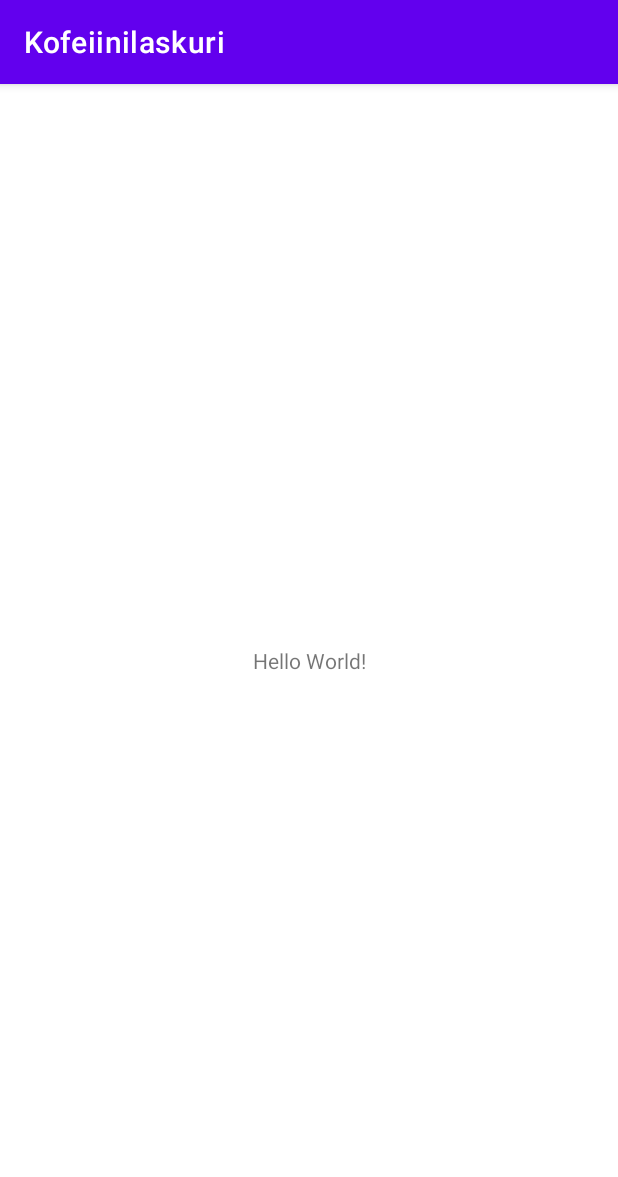
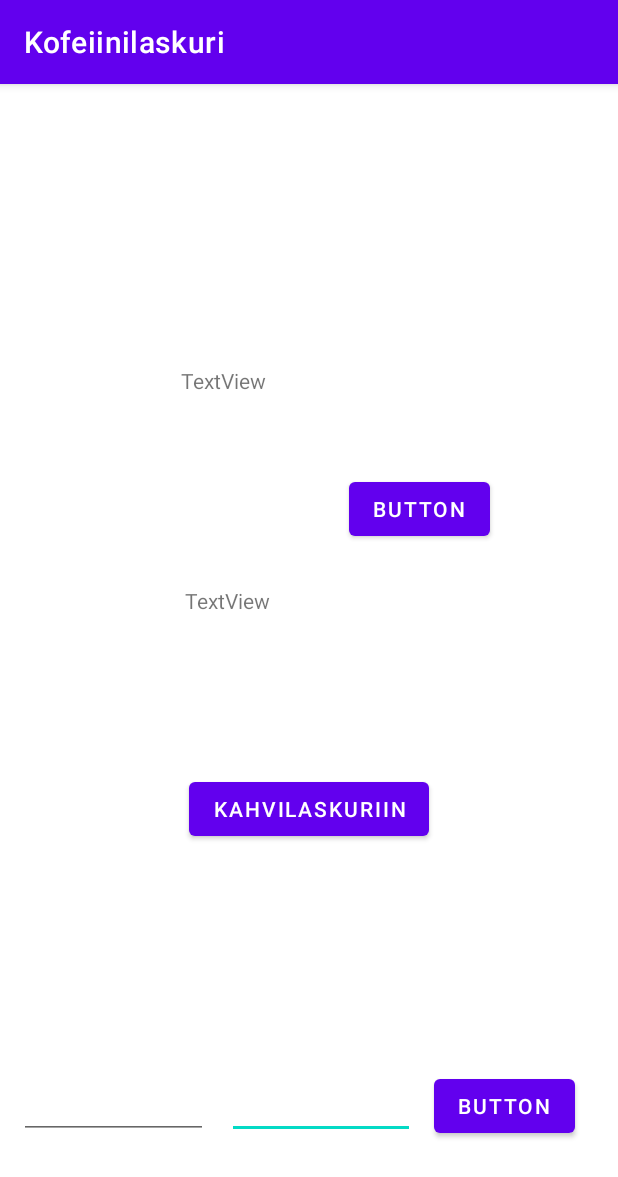
Before and after one commit to IlariHalonen/Kofeiinilaskuri, an Android app: the screen it shows after launch (MainActivity), on a phone screen of 412 x 824 dp. Shown: the top 1177 px of the screen. Run offline under Robolectric (Android 15) with nearby library versions, the light colour scheme and no system bars.

Commit message:
Kahvilaskuri(toimii?)
viissii en tiiä

```diff
--- a/app/src/main/AndroidManifest.xml
+++ b/app/src/main/AndroidManifest.xml
@@ -9,6 +9,7 @@
         android:roundIcon="@mipmap/ic_launcher_round"
         android:supportsRtl="true"
         android:theme="@style/Theme.Kofeiinilaskuri">
+        <activity android:name=".kahviLaskuri"></activity>
         <activity android:name=".MainActivity">
             <intent-filter>
                 <action android:name="android.intent.action.MAIN" />
--- a/app/src/main/java/com/example/kofeiinilaskuri/MainActivity.java
+++ b/app/src/main/java/com/example/kofeiinilaskuri/MainActivity.java
@@ -2,13 +2,74 @@ package com.example.kofeiinilaskuri;
 
 import androidx.appcompat.app.AppCompatActivity;
 
+import android.content.Context;
+import android.content.Intent;
+import android.content.SharedPreferences;
 import android.os.Bundle;
+import android.view.View;
+import android.widget.Button;
+import android.widget.EditText;
+import android.widget.TextView;
+
+import static android.app.PendingIntent.getActivity;
 
 public class MainActivity extends AppCompatActivity {
+    private int kofeiini = 0;
+    private int juoma = 0;
+
+
 
     @Override
     protected void onCreate(Bundle savedInstanceState) {
         super.onCreate(savedInstanceState);
         setContentView(R.layout.activity_main);
+
+        EditText kofeiininMaara = (EditText) findViewById(R.id.kofeiininMaara);
+        EditText juomanMaara = (EditText) findViewById(R.id.juomanMaara);
+        Button tallenna = (Button) findViewById(R.id.tallenna);
+        Button hae = (Button) findViewById(R.id.hae);
+        Button kahvi = (Button) findViewById(R.id.kahviNappi);
+
+
+        tallenna.setOnClickListener(v -> {
+            SharedPreferences sp = getPreferences(Context.MODE_PRIVATE);
+            SharedPreferences.Editor editor = sp.edit();
+            kofeiini = Integer.parseInt(kofeiininMaara.getText().toString());
+            juoma = Integer.parseInt(juomanMaara.getText().toString());
+            editor.putInt("kofeiini", kofeiini);
+            editor.putInt("maara", juoma);
+            editor.apply();
+        });
+
+        hae.setOnClickListener(new View.OnClickListener() {
+            @Override
+            public void onClick(View v) {
+                SharedPreferences sp = getPreferences(Context.MODE_PRIVATE);
+                kofeiini = sp.getInt("kofeiini", 0);
+                juoma = sp.getInt("maara", 0);
+                Update();
+            }
+        });
+
+        kahvi.setOnClickListener(new View.OnClickListener() {
+            @Override
+            public void onClick(View v) {
+                kahvia();
+
+            }
+        });
+
     }
+    private void Update(){
+        TextView kofeiiniYht = (TextView) findViewById(R.id.yhtKofeiini);
+        TextView juomaYht = (TextView) findViewById(R.id.yhtMaara);
+        kofeiiniYht.setText(String.valueOf(kofeiini));
+        juomaYht.setText(String.valueOf(juoma));
+    }
+    private void kahvia(){
+        Intent intent = new Intent(this, kahviLaskuri.class);
+        startActivity(intent);
+    }
+
+
 }
--- a/app/src/main/res/layout/activity_main.xml
+++ b/app/src/main/res/layout/activity_main.xml
@@ -6,13 +6,88 @@
     android:layout_height="match_parent"
     tools:context=".MainActivity">
 
-    <TextView
+    <Button
+        android:id="@+id/tallenna"
         android:layout_width="wrap_content"
         android:layout_height="wrap_content"
-        android:text="Hello World!"
+        android:layout_marginEnd="16dp"
+        android:text="Button"
         app:layout_constraintBottom_toBottomOf="parent"
-        app:layout_constraintLeft_toLeftOf="parent"
-        app:layout_constraintRight_toRightOf="parent"
+        app:layout_constraintEnd_toEndOf="parent"
+        app:layout_constraintHorizontal_bias="0.5"
+        app:layout_constraintStart_toEndOf="@+id/juomanMaara"
+        app:layout_constraintTop_toTopOf="parent"
+        app:layout_constraintVertical_bias="0.913" />
+
+    <Button
+        android:id="@+id/hae"
+        android:layout_width="wrap_content"
+        android:layout_height="wrap_content"
+        android:text="Button"
+        app:layout_constraintBottom_toBottomOf="parent"
+        app:layout_constraintEnd_toEndOf="parent"
+        app:layout_constraintHorizontal_bias="0.732"
+        app:layout_constraintStart_toStartOf="parent"
+        app:layout_constraintTop_toTopOf="parent"
+        app:layout_constraintVertical_bias="0.36" />
+
+    <TextView
+        android:id="@+id/yhtKofeiini"
+        android:layout_width="83dp"
+        android:layout_height="31dp"
+        android:layout_marginTop="188dp"
+        android:text="TextView"
+        app:layout_constraintEnd_toEndOf="parent"
+        app:layout_constraintHorizontal_bias="0.368"
+        app:layout_constraintStart_toStartOf="parent"
         app:layout_constraintTop_toTopOf="parent" />
 
+    <TextView
+        android:id="@+id/yhtMaara"
+        android:layout_width="77dp"
+        android:layout_height="28dp"
+        android:text="TextView"
+        app:layout_constraintBottom_toBottomOf="parent"
+        app:layout_constraintEnd_toEndOf="parent"
+        app:layout_constraintHorizontal_bias="0.368"
+        app:layout_constraintStart_toStartOf="parent"
+        app:layout_constraintTop_toBottomOf="@+id/yhtKofeiini"
+        app:layout_constraintVertical_bias="0.222" />
+
+    <EditText
+        android:id="@+id/juomanMaara"
+        android:layout_width="125dp"
+        android:layout_height="46dp"
+        android:ems="10"
+        android:inputType="number"
+        app:layout_constraintBottom_toBottomOf="parent"
+        app:layout_constraintEnd_toStartOf="@+id/tallenna"
+        app:layout_constraintHorizontal_bias="0.5"
+        app:layout_constraintStart_toEndOf="@+id/kofeiininMaara"
+        app:layout_constraintTop_toTopOf="parent"
+        app:layout_constraintVertical_bias="0.91" />
+
+    <EditText
+        android:id="@+id/kofeiininMaara"
+        android:layout_width="126dp"
+        android:layout_height="46dp"
+        android:ems="10"
+        android:inputType="number"
+        app:layout_constraintBottom_toBottomOf="parent"
+        app:layout_constraintEnd_toStartOf="@+id/juomanMaara"
+        app:layout_constraintHorizontal_bias="0.5"
+        app:layout_constraintStart_toStartOf="parent"
+        app:layout_constraintTop_toTopOf="parent"
+        app:layout_constraintVertical_bias="0.91" />
+
+    <Button
+        android:id="@+id/kahviNappi"
+        android:layout_width="wrap_content"
+        android:layout_height="wrap_content"
+        android:text="Kahvilaskuriin"
+        app:layout_constraintBottom_toBottomOf="parent"
+        app:layout_constraintEnd_toEndOf="parent"
+        app:layout_constraintStart_toStartOf="parent"
+        app:layout_constraintTop_toTopOf="parent"
+        app:layout_constraintVertical_bias="0.638" />
 </androidx.constraintlayout.widget.ConstraintLayout>
--- a/app/src/main/res/values/strings.xml
+++ b/app/src/main/res/values/strings.xml
@@ -1,3 +1,4 @@
 <resources>
     <string name="app_name">Kofeiinilaskuri</string>
+    <string name="Kahvilaskuri">Juotuja kuppeja: </string>
 </resources>
```
Also changed, not shown: app/src/main/java/com/example/kofeiinilaskuri/kahviLaskuri.java (added, +34 -0 lines), app/src/main/res/layout/activity_kahvi_laskuri.xml (added, +38 -0 lines).
